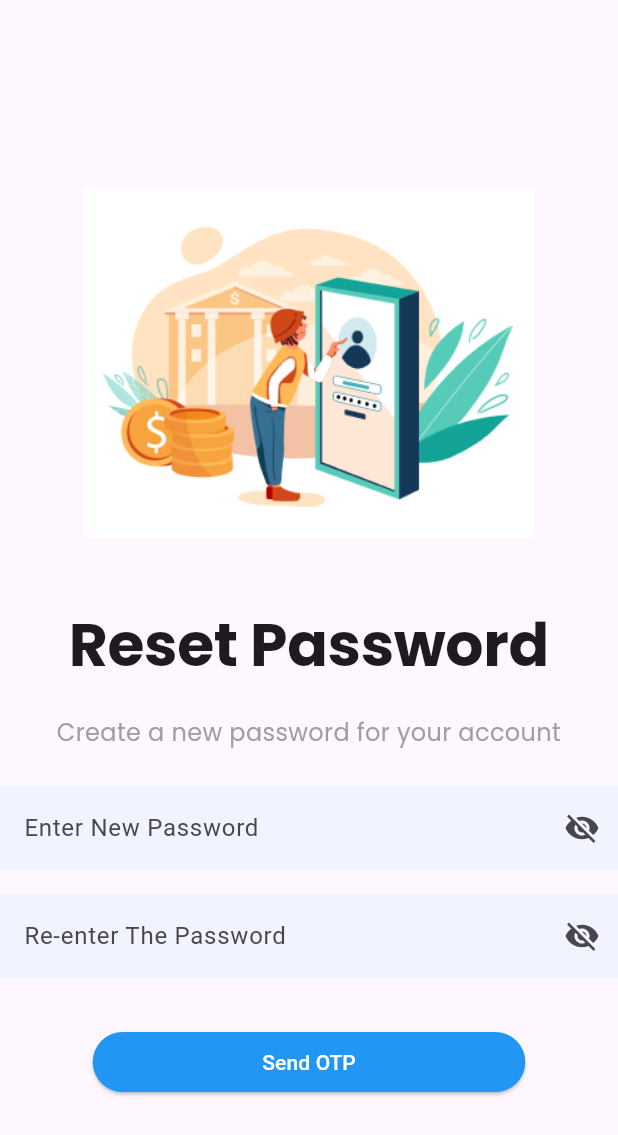
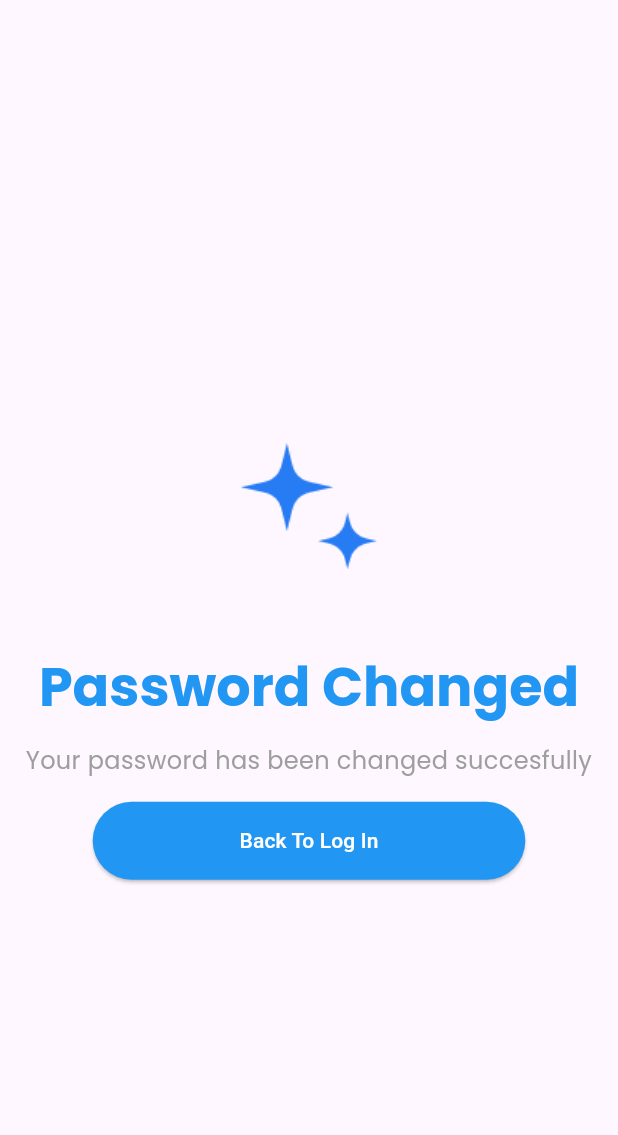
Before and after one commit to TheTharz/TutorHub, a Flutter app: the screen it shows after launch, on a phone screen of 412 x 824 dp. Shown: the top 1135 px of the screen. Run offline on Flutter 3.47's test engine with Material 3 defaults, Android fonts, the phone set to English and light mode, and no system bars; our stand-ins replace firebase_core, google_fonts; missing offline and left inert: sign_button; accounts and stored records are empty.

Commit message:
forgot password success page fully done now

```diff
--- a/lib/main.dart
+++ b/lib/main.dart
@@ -3,6 +3,7 @@
 import 'package:google_fonts/google_fonts.dart';
 import 'package:tutorhub/firebase_options.dart';
 import 'package:tutorhub/ui/screens/forget_password_page.dart';
+import 'package:tutorhub/ui/screens/password_reset_success_page.dart';
 import 'package:tutorhub/ui/screens/reset_password_page.dart';
 import 'package:tutorhub/ui/screens/sign_in_page.dart';
 import 'package:tutorhub/ui/screens/sign_up_page.dart';
@@ -31,6 +32,11 @@
               fontSize: 40,
               fontWeight: FontWeight.bold,
             ),
+            displayMedium: GoogleFonts.poppins(
+              fontSize: 36,
+              fontWeight: FontWeight.bold,
+              color: Colors.blue,
+            ),
             titleLarge: GoogleFonts.poppins(
               fontSize: 24,
               fontWeight: FontWeight.bold,
@@ -50,6 +56,7 @@
         // home: SignInPage(),
         // home: SignUpPage(),
         // home: ForgetPasswordPage()
-        home: ResetPasswordPage());
+        // home: ResetPasswordPage()
+        home: ResetPasswordSuccessPage());
   }
 }
--- /dev/null
+++ b/lib/ui/screens/password_reset_success_page.dart
@@ -0,0 +1,40 @@
+import 'package:flutter/material.dart';
+import 'package:tutorhub/ui/widgets/buttons/custom_solid_button.dart';
+
+class ResetPasswordSuccessPage extends StatelessWidget {
+  const ResetPasswordSuccessPage({super.key});
+
+  @override
+  Widget build(BuildContext context) {
+    return Scaffold(
+      body: Padding(
+        padding: const EdgeInsets.all(16.0),
+        child: Center(
+            child: Column(
+          mainAxisAlignment: MainAxisAlignment.center,
+          children: [
+            Image.asset('assets/images/star.png', width: 300, height: 200),
+
+            Text(
+              'Password Changed',
+              style: Theme.of(context).textTheme.displayMedium,
+            ),
+
+            const SizedBox(height: 16),
+
+            Text(
+              'Your password has been changed succesfully',
+              style: Theme.of(context).textTheme.bodyMedium,
+              textAlign: TextAlign.center,
+            ),
+
+            const SizedBox(height: 16),
+
+            // Add space between text and buttons
+            CustomSolidButton(onPressed: () {}, text: 'Back To Log In'),
+          ],
+        )),
+      ),
+    );
+  }
+}
--- a/lib/ui/widgets/buttons/custom_solid_button.dart
+++ b/lib/ui/widgets/buttons/custom_solid_button.dart
@@ -18,9 +18,12 @@ class CustomSolidButton extends StatelessWidget {
         style: ElevatedButton.styleFrom(
           backgroundColor: Colors.blue, // Background color
         ),
-        child: Text(
-          text,
-          style: const TextStyle(color: Colors.white), // Text color
+        child: Padding(
+          padding: const EdgeInsets.all(16.0),
+          child: Text(
+            text,
+            style: const TextStyle(color: Colors.white), // Text color
+          ),
         ),
       ),
     );
--- a/pubspec.yaml
+++ b/pubspec.yaml
@@ -65,6 +65,7 @@ flutter:
     - assets/images/start.png
     - assets/images/forgetpassword.png
     - assets/images/resetpassword.png
+    - assets/images/star.png
   #   - images/a_dot_ham.jpeg
 
   # An image asset can refer to one or more resolution-specific "variants", see
```
Also changed, not shown: assets/images/star.png (added).
